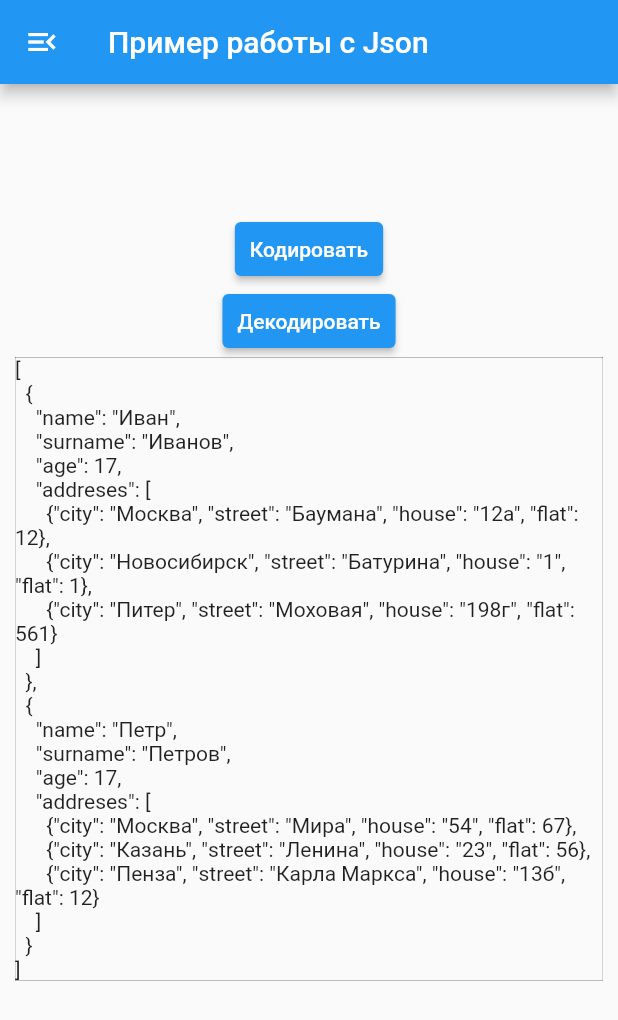
After one commit to roman-romanov/flutter_for_practice, a Flutter app: the JsonExample screen opened by its route, on a phone screen of 412 x 824 dp. The commit adds this screen. Shown: the top 1020 px of the screen. Run offline on Flutter 3.47's test engine with Material 2 defaults, Android fonts, the phone set to English and light mode, and no system bars; our stand-ins replace geolocator, sizer; missing offline and left inert: split_view.

Commit message:
json_example

```diff
--- a/lib/collapse_animated.dart
+++ b/lib/collapse_animated.dart
@@ -22,15 +22,12 @@ class _CollapseAnimatedWidgetState extends State<CollapseAnimatedWidget> {
 
   @override
   Widget build(BuildContext context) {
-    void _popNavigator() {
-      Navigator.pop(context);
-    }
+    void _onMenuList() => Navigator.pop(context);
 
     return Scaffold(
       appBar: AppBar(
           title: appBarAnimatedContainer,
-          leading: IconButton(
-              onPressed: _popNavigator, icon: styleIconMenuOpen)),
+          leading: IconButton(onPressed: _onMenuList, icon: iconMenuOpen)),
       body: SafeArea(
         child: Column(mainAxisAlignment: mainAxisAlignmentCenter, children: [
           Center(
--- a/lib/context.dart
+++ b/lib/context.dart
@@ -21,7 +21,7 @@ class ContainerColors extends StatelessWidget {
       appBar: AppBar(
         title: appBarContext,
           leading: IconButton(
-              onPressed: () => onMenuList(context), icon: styleIconMenuOpen)),
+              onPressed: () => onMenuList(context), icon: iconMenuOpen)),
       body: SafeArea(
         child: Center(
           child: ElevatedButton(
--- a/lib/inherited_widget/inherited_communicate.dart
+++ b/lib/inherited_widget/inherited_communicate.dart
@@ -17,7 +17,7 @@ class InheritedCommunicateStart extends StatelessWidget {
     return Scaffold(
       appBar: AppBar(
         title: appBarInheritedCommunicate,
-        leading: IconButton(onPressed: _popNavigator, icon: styleIconMenuOpen),
+        leading: IconButton(onPressed: _popNavigator, icon: iconMenuOpen),
       ),
       body: SafeArea(
           child: Center(
--- a/lib/inherited_widget/inherited_example.dart
+++ b/lib/inherited_widget/inherited_example.dart
@@ -33,7 +33,7 @@ class InheritedExample extends StatelessWidget {
         appBar: AppBar(
           title: appBarInheritedExample,
             leading: IconButton(
-                onPressed: _popNavigator, icon: styleIconMenuOpen)),
+                onPressed: _popNavigator, icon: iconMenuOpen)),
         body: SafeArea(
           child: Center(
             child: Row(
--- a/lib/inherited_widget/inherited_model.dart
+++ b/lib/inherited_widget/inherited_model.dart
@@ -34,7 +34,7 @@ class InheritModel extends StatelessWidget {
         appBar: AppBar(
           title: appBarInheritedModel,
             leading:
-                IconButton(onPressed: _popNavigator, icon: styleIconMenuOpen)),
+                IconButton(onPressed: _popNavigator, icon: iconMenuOpen)),
         body: SafeArea(
           child: Center(
             child: DataOwnerStatefull(),
--- a/lib/inherited_widget/inherited_notifier.dart
+++ b/lib/inherited_widget/inherited_notifier.dart
@@ -16,7 +16,7 @@ class InheritNotifier extends StatelessWidget {
     return Scaffold(
       appBar: AppBar(
         title: appBarInheritedNotifier,
-        leading: IconButton(onPressed: _popNavigator, icon: styleIconMenuOpen),
+        leading: IconButton(onPressed: _popNavigator, icon: iconMenuOpen),
       ),
       body: SafeArea(
           child: Center(
--- /dev/null
+++ b/lib/json/address.dart
@@ -0,0 +1,29 @@
+class Address {
+  final String city;
+  final String street;
+  final String house;
+  final int flat;
+  Address({
+    required this.city,
+    required this.street,
+    required this.house,
+    required this.flat,
+  });
+
+  factory Address.fromJson(Map<String, dynamic> json) {
+    return Address(
+      city: json['city'] as String,
+      street: json['street'] as String,
+      house: json['house'] as String,
+      flat: json['flat'] as int,
+    );
+  }
+  Map<String, dynamic> toJson() {
+    return {
+      'city': city,
+      'street': street,
+      'house': house,
+      'flat': flat,
+    };
+  }
+}
--- /dev/null
+++ b/lib/json/human.dart
@@ -0,0 +1,33 @@
+import 'address.dart';
+
+class Human {
+  String name;
+  String surname;
+  int age;
+  List<Address> addreses;
+  Human({
+    required this.name,
+    required this.surname,
+    required this.age,
+    required this.addreses,
+  });
+
+  factory Human.fromJson(Map<String, dynamic> json) {
+    return Human(
+      name: json['name'] as String,
+      surname: json['surname'] as String,
+      age: json['age'] as int,
+      addreses: (json['addreses'] as List<dynamic>)
+          .map((e) => Address.fromJson(e as Map<String, dynamic>))
+          .toList(),
+    );
+  }
+  Map<String, dynamic> toJson() {
+    return {
+      'name': name,
+      'surname': surname,
+      'age': age,
+      'addreses': addreses.map((e) => e.toJson()).toList(),
+    };
+  }
+}
--- /dev/null
+++ b/lib/json/json.dart
@@ -0,0 +1,48 @@
+import 'package:flutter_for_practice/json/address.dart';
+import 'package:flutter_for_practice/json/human.dart';
+
+final humans = [
+  Human(
+    name: 'Иван',
+    surname: 'Иванов',
+    age: 17,
+    addreses: [
+      Address(city: 'Москва', street: 'Баумана', house: '12а', flat: 12),
+      Address(city: 'Новосибирск', street: 'Батурина', house: '1', flat: 1),
+      Address(city: 'Питер', street: 'Моховая', house: '198г', flat: 561),
+    ],
+  ),
+  Human(
+    name: 'Петр',
+    surname: 'Петров',
+    age: 17,
+    addreses: [
+      Address(city: 'Москва', street: 'Мира', house: '54', flat: 67),
+      Address(city: 'Казань', street: 'Ленина', house: '23', flat: 56),
+      Address(city: 'Пенза', street: 'Карла Маркса', house: '13б', flat: 12),
+    ],
+  ),
+];
+
+const jsonString = '''[
+  {
+    "name": "Иван",
+    "surname": "Иванов",
+    "age": 17,
+    "addreses": [
+      {"city": "Москва", "street": "Баумана", "house": "12а", "flat": 12},
+      {"city": "Новосибирск", "street": "Батурина", "house": "1", "flat": 1},
+      {"city": "Питер", "street": "Моховая", "house": "198г", "flat": 561}
+    ]
+  },
+  {
+    "name": "Петр",
+    "surname": "Петров",
+    "age": 17,
+    "addreses": [
+      {"city": "Москва", "street": "Мира", "house": "54", "flat": 67},
+      {"city": "Казань", "street": "Ленина", "house": "23", "flat": 56},
+      {"city": "Пенза", "street": "Карла Маркса", "house": "13б", "flat": 12}
+    ]
+  }
+]''';
--- /dev/null
+++ b/lib/json/json_example.dart
@@ -0,0 +1,159 @@
+import 'dart:convert';
+import 'package:flutter/material.dart';
+import 'package:flutter_for_practice/json/human.dart';
+import 'package:flutter_for_practice/json/json.dart';
+import 'package:flutter_for_practice/styles/const.dart';
+import 'package:flutter_for_practice/styles/styles.dart';
+import 'package:flutter_for_practice/styles/values.dart';
+
+//******************************************************************************
+
+class JsonExample extends StatelessWidget {
+  const JsonExample({Key? key}) : super(key: key);
+
+  @override
+  Widget build(BuildContext context) {
+    void _onMenuList() => Navigator.pop(context);
+
+    return Scaffold(
+      appBar: AppBar(
+        title: jsonExample,
+        leading: IconButton(
+          onPressed: _onMenuList,
+          icon: iconMenuOpen,
+        ),
+      ),
+      body: Center(
+        child: Column(
+          mainAxisAlignment: mainAxisAlignmentCenter,
+          children: [
+            JsonExampleProvider(
+              coder: JsonExampleCoder(),
+              child: const ButtonWidget(),
+            ),
+            JsonView(),
+          ],
+        ),
+      ),
+    );
+  }
+}
+
+//******************************************************************************
+
+class JsonView extends StatelessWidget {
+  const JsonView({Key? key}) : super(key: key);
+
+  @override
+  Widget build(BuildContext context) {
+    return FutureBuilder(
+      builder: (context, snapshot) {
+        return Container(
+          height: height500,
+          child: ListView.builder(
+              physics: BouncingScrollPhysics(
+                  parent: AlwaysScrollableScrollPhysics()),
+              itemCount: 1,
+              itemBuilder: (context, index) {
+                return Padding(
+                  padding: edgeInsetsSymHorTen,
+                  child: Table(
+                    border: TableBorder.all(width: .1),
+                    children: [
+                      TableRow(
+                        children: [
+                          Text(
+                            '$jsonString',
+                          ),
+                        ],
+                      )
+                    ],
+                  ),
+                );
+              }),
+        );
+      },
+    );
+  }
+}
+
+//******************************************************************************
+
+class ButtonWidget extends StatelessWidget {
+  const ButtonWidget({Key? key}) : super(key: key);
+
+  @override
+  Widget build(BuildContext context) {
+    return Center(
+      child: Column(
+        children: [
+          ElevatedButton(
+            style: ElevatedButton.styleFrom(
+                padding: EdgeInsets.symmetric(horizontal: 10)),
+            onPressed: () => JsonExampleProvider.read(context)?.coder.encode(),
+            child: const Text(encode),
+          ),
+          ElevatedButton(
+            style: ElevatedButton.styleFrom(
+                padding: EdgeInsets.symmetric(horizontal: 10)),
+            onPressed: () => JsonExampleProvider.read(context)?.coder.decode(),
+            child: const Text(decode),
+          ),
+        ],
+      ),
+    );
+  }
+}
+
+//******************************************************************************
+
+class JsonExampleCoder {
+  void encode() {
+    try {
+      final jsonStrng = jsonEncode(humans.map((e) => e.toJson()).toList());
+      print(jsonStrng);
+    } catch (error) {
+      print(error);
+    }
+  }
+
+  void decode() {
+    try {
+      final json = jsonDecode(jsonString) as List<dynamic>;
+      final users = json
+          .map<Human>((dynamic e) => Human.fromJson(e as Map<String, dynamic>))
+          .toList();
+      print(users);
+    } catch (error) {
+      print(error);
+    }
+  }
+}
+
+//******************************************************************************
+
+class JsonExampleProvider extends InheritedWidget {
+  final JsonExampleCoder coder;
+
+  const JsonExampleProvider(
+      {Key? key, required this.coder, required Widget child})
+      : super(key: key, child: child);
+
+  static JsonExampleProvider? watch(BuildContext context) {
+    return context.dependOnInheritedWidgetOfExactType<JsonExampleProvider>();
+  }
+
+  static JsonExampleProvider? read(BuildContext context) {
+    final widget = context
+        .getElementForInheritedWidgetOfExactType<JsonExampleProvider>()
+        ?.widget;
+    return widget is JsonExampleProvider ? widget : null;
+  }
+
+  @override
+  bool updateShouldNotify(JsonExampleProvider oldWidget) {
+    return true;
+  }
+}
+
+//******************************************************************************
--- a/lib/main.dart
+++ b/lib/main.dart
@@ -2,6 +2,7 @@ import 'package:flutter/material.dart';
 import 'package:flutter/services.dart';
 import 'package:flutter_for_practice/context.dart';
 import 'package:flutter_for_practice/inherited_widget/inherited_example.dart';
+import 'package:flutter_for_practice/json/json_example.dart';
 import 'package:sizer/sizer.dart';
 import 'collapse_animated.dart';
 import 'inherited_widget/inherited_communicate.dart';
@@ -46,6 +47,7 @@ class App extends StatelessWidget {
                 const InheritedCommunicateStart(title: 'Inherited Communicate'),
             '/inherited_notifier': (context) =>
                 const InheritNotifier(title: 'Inherited Notifier'),
+            '/json_example': (context) => const JsonExample(),
           },
           // home: MainList(),
         );
--- a/lib/menu_list.dart
+++ b/lib/menu_list.dart
@@ -38,6 +38,10 @@ class _MenuListState extends State<MenuList> {
           style: styleTextButtonFS_20,
           onPressed: () => Navigator.pushNamed(context, '/inherited_notifier'),
           child: inheritedNotifier),
+      TextButton(
+          style: styleTextButtonFS_20,
+          onPressed: () => Navigator.pushNamed(context, '/json_example'),
+          child: jsonExample),
     ];
     return LayoutBuilder(builder: (context, constraints) {
       return Scaffold(
--- a/lib/styles/const.dart
+++ b/lib/styles/const.dart
@@ -11,8 +11,13 @@ const String decrement = 'Уменьшить';
 const String error = 'Ошибка';
 const String press = 'Жми';
 const String goTo = 'Перейти';
+const String encode = 'Кодировать';
+const String decode = 'Декодировать';
 const String textForCollapsedAnimation =
     'Данный виджет AnimatedContainer позволяет сворачивать и разворачивать контейнер';
+
+//******************************************************************************
+
 const Widget stringGlobalKey = Text('Работа с глобальным ключом');
 const Widget secondPage = Text('Вторая страница');
 const Widget appBarMenuTitle = Text('Меню');
@@ -31,3 +36,4 @@ const Widget inheritedModel = Text('Пример работы с InheritedModel'
 const Widget inheritedCommunicate =
     Text('Пример работы с InheritedCommunicate');
 const Widget inheritedNotifier = Text('Пример работы с inheritedNotifier');
+const Widget jsonExample = Text('Пример работы с Json');
--- a/lib/styles/styles.dart
+++ b/lib/styles/styles.dart
@@ -33,6 +33,6 @@ final styleSimple_FS40 = TextStyle(fontSize: 40);
 final styleSimple_FS50 = TextStyle(fontSize: 50);
 final styleDecrement =
     ButtonStyle(backgroundColor: MaterialStateProperty.all(Colors.red));
-final styleIconMenuOpen = Icon(Icons.menu_open);
+final iconMenuOpen = Icon(Icons.menu_open);
 
 final styleTextButtonFS_20=  TextButton.styleFrom(textStyle: styleSimple_FS20);
--- a/lib/styles/values.dart
+++ b/lib/styles/values.dart
@@ -6,6 +6,10 @@ const double height10 = 10.0;
 const double height20 = 20.0;
 const double height100 = 100.0;
 const double height150 = 150.0;
+const double height200 = 200.0;
+const double height300 = 300.0;
+const double height400 = 400.0;
+const double height500 = 500.0;
 
 const widthInfinity = double.infinity;
 const double width3 = 3.0;
```
